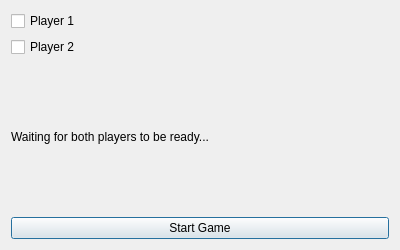
Above: src/SelectDialog.ui from GagaYaba/pong before the change. Below: the same form after it.
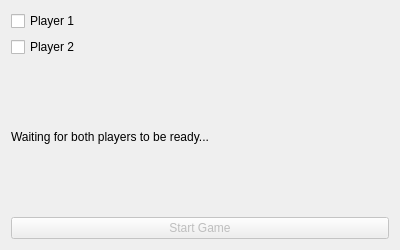
That is the form after the change.

Commit message: Update Network System

The edit to the form file:
```diff
--- a/src/SelectDialog.ui
+++ b/src/SelectDialog.ui
@@ -40,6 +40,9 @@
    </item>
    <item>
     <widget class="QPushButton" name="startButton">
+     <property name="enabled">
+      <bool>false</bool>
+     </property>
      <property name="text">
       <string>Start Game</string>
      </property>
```
The commit also changes 1 other file.
